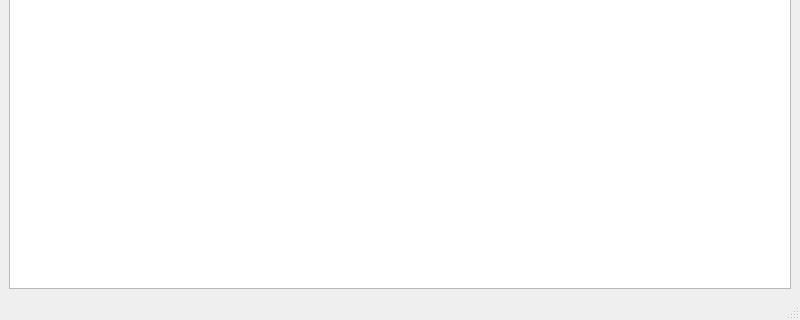
Old version of the form main.ui in the repository xentellion/cappuccino; both pictures show x 0 to 800 and y 280 to 600 of the 800 by 600 pixel window.
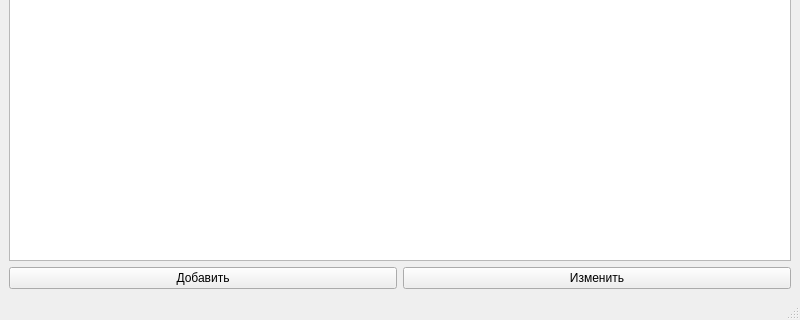
New version of the form.

Commit message: Каппучино

```diff
--- a/main.ui
+++ b/main.ui
@@ -18,6 +18,24 @@
     <item>
      <widget class="QTableView" name="tableView"/>
     </item>
+    <item>
+     <layout class="QHBoxLayout" name="horizontalLayout">
+      <item>
+       <widget class="QPushButton" name="add_coffee">
+        <property name="text">
+         <string>Добавить</string>
+        </property>
+       </widget>
+      </item>
+      <item>
+       <widget class="QPushButton" name="change_coffee">
+        <property name="text">
+         <string>Изменить</string>
+        </property>
+       </widget>
+      </item>
+     </layout>
+    </item>
    </layout>
   </widget>
   <widget class="QMenuBar" name="menubar">
```
The commit also changes 2 other files.
